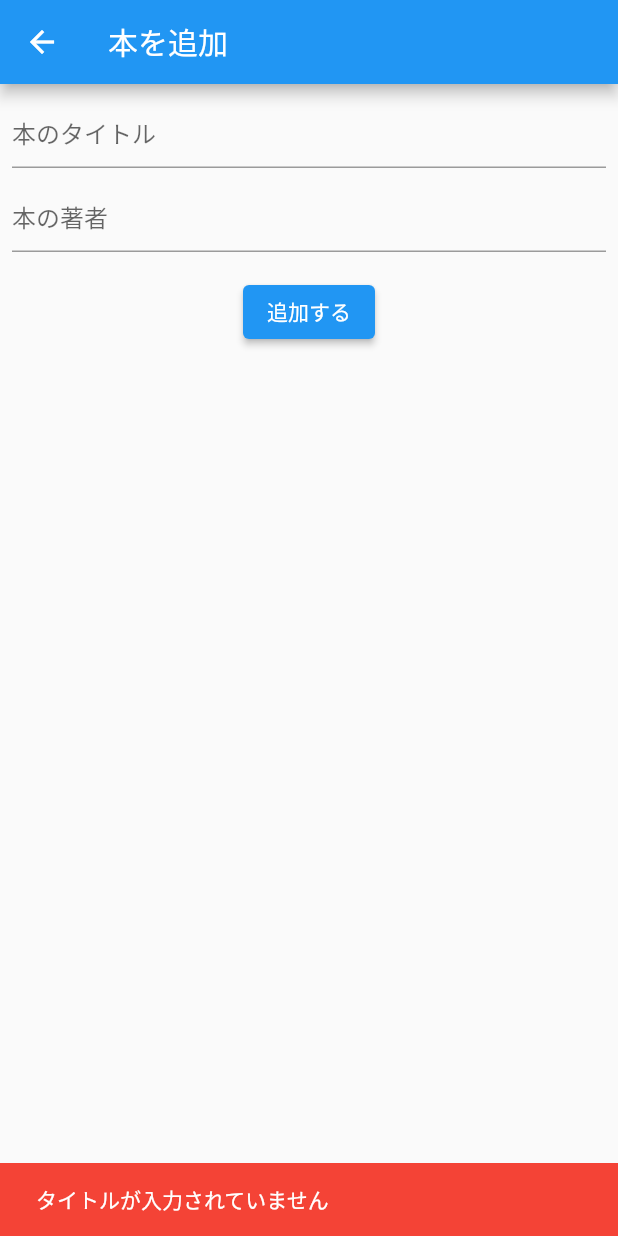
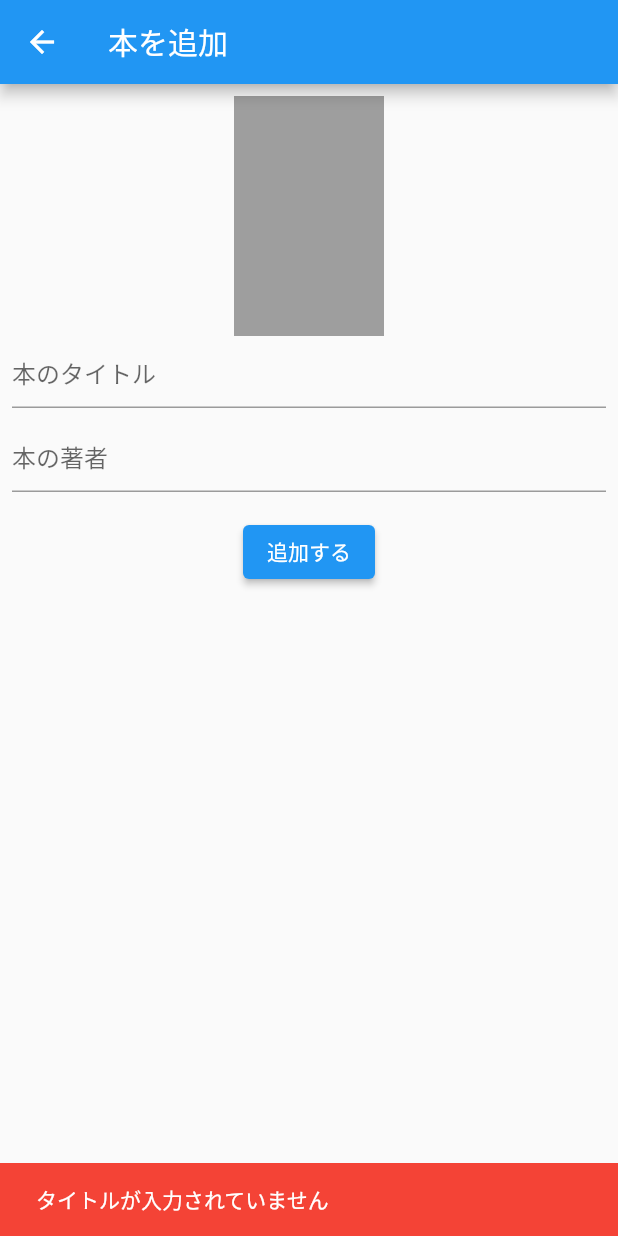
Before and after one commit to tsukamoto1783/flutter_sample, a Flutter app: the AddBookPage screen opened directly, after a tap on "追加する", on a phone screen of 412 x 824 dp. Run offline on Flutter 3.47's test engine with Material 2 defaults, Android fonts, the phone set to English and light mode, and no system bars; our stand-ins replace cloud_firestore, firebase_core, firebase_storage, flutter_slidable, image_picker; accounts and stored records are empty.

```diff
--- a/lib/presentation/new/add_book/add_book_model.dart
+++ b/lib/presentation/new/add_book/add_book_model.dart
@@ -1,11 +1,43 @@
+import 'dart:io';
 import 'package:cloud_firestore/cloud_firestore.dart';
+import 'package:firebase_storage/firebase_storage.dart';
 import 'package:flutter/cupertino.dart';
+import 'package:flutter/material.dart';
+import 'package:image_picker/image_picker.dart';
 
 class AddBookModel extends ChangeNotifier {
   String? title;
   String? author;
+  File? imageFile;
+  String? imgURL;
+  bool isLoading = false;
 
+  final picker = ImagePicker();
+
+  // Loading function
+  void startLoading() {
+    isLoading = true;
+    notifyListeners();
+  }
+
+  void endLoading() {
+    isLoading = false;
+    notifyListeners();
+  }
+
+  // Acquire image from device
+  Future pickImage() async {
+    final pickedFile = await picker.pickImage(source: ImageSource.gallery);
+    if (pickedFile != null) {
+      imageFile = File(pickedFile.path);
+      notifyListeners();
+    }
+  }
+
+  //　Register items in firebase
   Future addBook() async {
+    final doc = FirebaseFirestore.instance.collection('books').doc();
+
     if (title == null || title == "") {
       throw 'タイトルが入力されていません';
     }
@@ -14,10 +46,18 @@ class AddBookModel extends ChangeNotifier {
       throw '著者が入力されていません';
     }
 
-    // firestoreに追加
-    await FirebaseFirestore.instance.collection('books').add({
+    if (imageFile != null) {
+      final task = await FirebaseStorage.instance
+          .ref('books/${doc.id}')
+          .putFile(imageFile!);
+      imgURL = await task.ref.getDownloadURL();
+    }
+
+    // dding to Firebase
+    await doc.set({
       'title': title,
       'author': author,
+      'imgURL': imgURL,
     });
   }
 }
--- a/lib/presentation/new/add_book/add_book_page.dart
+++ b/lib/presentation/new/add_book/add_book_page.dart
@@ -1,63 +1,102 @@
-import 'package:flutter/cupertino.dart';
 import 'package:flutter/material.dart';
 import 'package:flutter_practice/presentation/new/add_book/add_book_model.dart';
 import 'package:provider/provider.dart';
 
 class AddBookPage extends StatelessWidget {
+  const AddBookPage({Key? key}) : super(key: key);
+
   @override
   Widget build(BuildContext context) {
     return ChangeNotifierProvider<AddBookModel>(
       create: (_) => AddBookModel(),
       child: Scaffold(
         appBar: AppBar(
-          title: Text('本を追加'),
+          title: const Text('本を追加'),
         ),
         body: Center(
           child: Consumer<AddBookModel>(builder: (context, model, child) {
-            return Padding(
+            return Stack(
+              children: [
+                Padding(
                   padding: const EdgeInsets.all(8.0),
                   child: Column(
                     children: [
+                      // ↓Image Registration Form
+                      GestureDetector(
+                        child: SizedBox(
+                          width: 100,
+                          height: 160,
+                          child: model.imageFile != null
+                              ? Image.file(model.imageFile!)
+                              : Container(
+                                  color: Colors.grey,
+                                ),
+                        ),
+                        onTap: () async {
+                          await model.pickImage();
+                        },
+                      ),
+
+                      // ↓Title Registration Form
                       TextField(
-                    decoration: InputDecoration(
+                        decoration: const InputDecoration(
                           hintText: '本のタイトル',
                         ),
                         onChanged: (text) {
                           model.title = text;
                         },
                       ),
-                  SizedBox(
+                      const SizedBox(
                         height: 8,
                       ),
+
+                      // ↓Author Registration Form
                       TextField(
-                    decoration: InputDecoration(
+                        decoration: const InputDecoration(
                           hintText: '本の著者',
                         ),
                         onChanged: (text) {
                           model.author = text;
                         },
                       ),
-                  SizedBox(
+                      const SizedBox(
                         height: 16,
                       ),
+
+                      // ↓Add button processing
                       ElevatedButton(
                         onPressed: () async {
-                      // 追加の処理
                           try {
+                            model.startLoading();
                             await model.addBook();
                             Navigator.of(context).pop(true);
                           } catch (e) {
+                            print(e);
                             final snackBar = SnackBar(
                               backgroundColor: Colors.red,
                               content: Text(e.toString()),
                             );
-                        ScaffoldMessenger.of(context).showSnackBar(snackBar);
+                            ScaffoldMessenger.of(context)
+                                .showSnackBar(snackBar);
+                          } finally {
+                            model.endLoading();
                           }
                         },
-                    child: Text('追加する'),
+                        child: const Text('追加する'),
                       ),
                     ],
                   ),
+                ),
+
+                // ↓Loading animation
+                if (model.isLoading)
+                  Container(
+                    color: Colors.black54,
+                    child: const Center(
+                      child: CircularProgressIndicator(),
+                    ),
+                  ),
+              ],
             );
           }),
         ),
```
Lines whose indentation alone changed are shown as unchanged.
